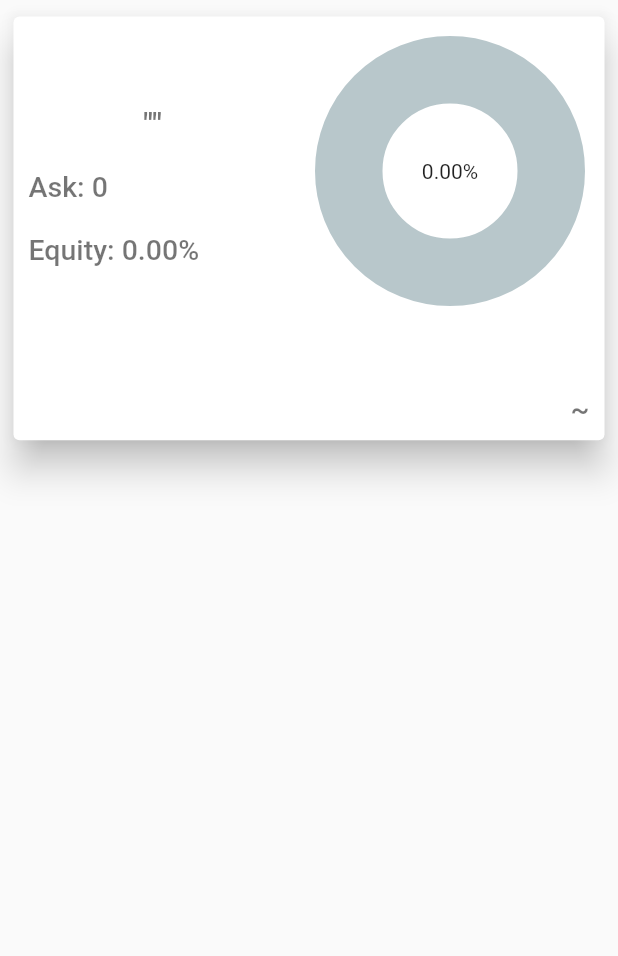
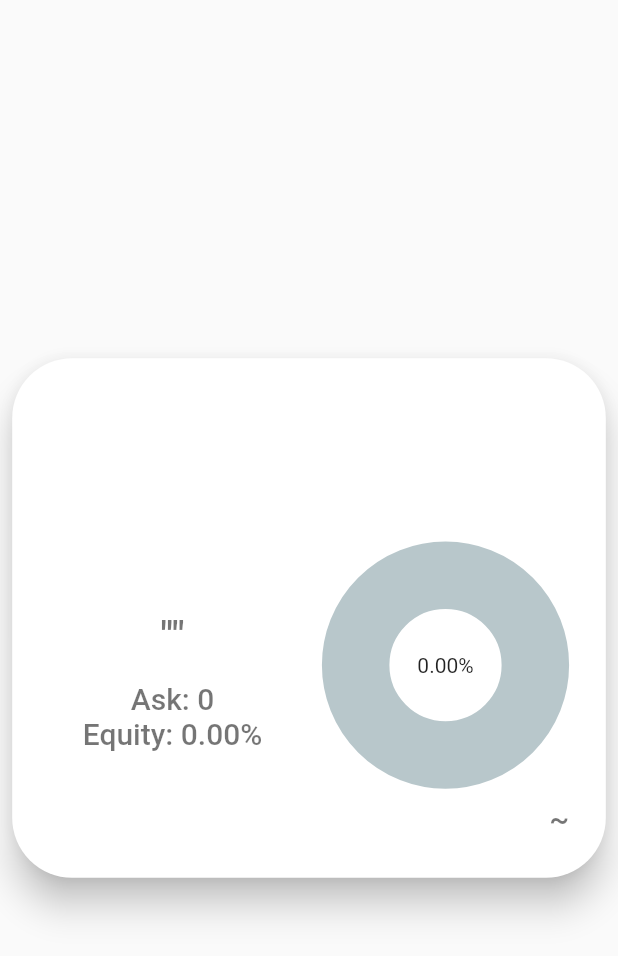
Before and after one commit to PBL-1F12022/Flutter-App, a Flutter app: the EnterProfileCard widget shown alone on an empty page, opened directly, on a phone screen of 412 x 824 dp. Shown: the top 956 px of the screen. Run offline on Flutter 3.47's test engine with Material 2 defaults, Android fonts, the phone set to English and light mode, and no system bars; drawn by our look-alikes of percent_indicator; our stand-ins replace flutter_secure_storage, fluttertoast; accounts and stored records are empty; network calls fail.

Commit message:
Working fine.

```diff
--- a/lib/Widgets/Entr_profile_card.dart
+++ b/lib/Widgets/Entr_profile_card.dart
@@ -19,57 +19,74 @@ class EnterProfileCard extends StatelessWidget {
     this.owner = "",
     this.projName = "",
   });
+
   @override
   Widget build(BuildContext context) {
     final mediaQuery = MediaQuery.of(context);
     final theme = Theme.of(context);
-    // return Container(
-    //   child: Row(
-    //     children: [
-    //       SizedBox(
-    //           child: Column(
-    //         children: [
-    //           projectText(theme),
-    //         ],
-    //       )),
-    //       progressIndicator(context),
-    //     ],
-    //   ),
-    // );
-    return Container(
-      margin: const EdgeInsets.all(0),
-      padding: const EdgeInsets.symmetric(vertical: 7, horizontal: 5),
-      width: double.infinity,
-      height: SizeConfig.getProportionateScreenHeight(300),
+    return Align(
+      alignment: Alignment.center,
+      child: Expanded(
+        child: AspectRatio(
+          aspectRatio: 3 / 2.7,
+          child: Container(
+            margin: EdgeInsets.symmetric(
+              vertical: mediaQuery.size.height * (1 / 100),
+              horizontal: mediaQuery.size.width * (1 / 100),
+            ),
+            // decoration: BoxDecoration(border: Border.all()),
             child: Card(
+              shape: RoundedRectangleBorder(
+                borderRadius: BorderRadius.circular(40),
+              ),
               elevation: 10,
-        child: Row(
-          mainAxisAlignment: MainAxisAlignment.spaceBetween,
+              child: Container(
+                padding: EdgeInsets.symmetric(horizontal: 20, vertical: 10),
+                child: Column(
+                  mainAxisAlignment: MainAxisAlignment.spaceAround,
+                  children: [
+                    projectText(theme, mediaQuery),
+                    Row(
+                      mainAxisAlignment: MainAxisAlignment.spaceEvenly,
+                      crossAxisAlignment: CrossAxisAlignment.center,
                       children: [
                         SizedBox(
-              width: (mediaQuery.size.width) * (45 / 100),
+                          width: mediaQuery.size.width * (40 / 100),
                           child: Column(
+                            mainAxisAlignment: MainAxisAlignment.spaceBetween,
+                            crossAxisAlignment: CrossAxisAlignment.center,
                             children: [
-                  projectText(theme),
-                  SizedBox(height: SizeConfig.getProportionateScreenHeight(10)),
                               descriptionText(theme),
+                              SizedBox(
+                                  height: mediaQuery.size.height * (2 / 100)),
                               askingPriceText(theme),
                               equityText(theme),
                             ],
                           ),
                         ),
-            Column(
-              mainAxisAlignment: MainAxisAlignment.spaceBetween,
+                        SizedBox(width: mediaQuery.size.width * (2 / 100)),
+                        SizedBox(
+                          width: mediaQuery.size.width * (40 / 100),
+                          child: Column(
+                            mainAxisAlignment: MainAxisAlignment.spaceEvenly,
                             crossAxisAlignment: CrossAxisAlignment.end,
                             children: [
-                Padding(
-                  child: progressIndicator(context),
-                  padding: EdgeInsets.all(13),
-                ),
+                              SizedBox(
+                                  height: mediaQuery.size.height * (1 / 100)),
+                              progressIndicator(context, mediaQuery),
+                              SizedBox(
+                                  height: mediaQuery.size.height * (1 / 100)),
                               ownerText(theme),
                             ],
                           ),
+                        ),
                       ],
+                    ),
+                  ],
+                ),
+              ),
+            ),
+          ),
         ),
       ),
     );
@@ -79,7 +96,7 @@ class EnterProfileCard extends StatelessWidget {
     return Align(
       alignment: Alignment.bottomRight,
       child: Padding(
-        padding: EdgeInsets.all(10),
+        padding: EdgeInsets.all(0),
         child: Text(
           '~' + owner,
           textAlign: TextAlign.right,
@@ -89,9 +106,10 @@ class EnterProfileCard extends StatelessWidget {
     );
   }
 
-  CircularPercentIndicator progressIndicator(BuildContext context) {
+  CircularPercentIndicator progressIndicator(
+      BuildContext context, MediaQueryData mediaQuery) {
     return CircularPercentIndicator(
-      radius: 90,
+      radius: mediaQuery.size.width * (20 / 100),
       center: Text(
         (equity * 100).toStringAsFixed(2) + '%',
         maxLines: 1,
@@ -105,27 +123,24 @@ class EnterProfileCard extends StatelessWidget {
   Align equityText(ThemeData theme) {
     return Align(
       child: Padding(
-        padding: EdgeInsets.all(10),
+        padding: EdgeInsets.all(0),
         child: Text(
           'Equity: ' + (equity * 100).toStringAsFixed(2) + '%',
           style: theme.textTheme.headline3,
           textAlign: TextAlign.left,
         ),
       ),
-      alignment: Alignment.centerLeft,
+      alignment: Alignment.center,
     );
   }
 
   Align askingPriceText(ThemeData theme) {
     return Align(
-      alignment: Alignment.centerLeft,
-      child: Padding(
-        padding: EdgeInsets.all(10),
+      alignment: Alignment.center,
       child: Text(
         'Ask: $askingPrice',
         style: theme.textTheme.headline3,
         textAlign: TextAlign.left,
-        ),
       ),
     );
   }
@@ -133,27 +148,27 @@ class EnterProfileCard extends StatelessWidget {
   Align descriptionText(ThemeData theme) {
     return Align(
       alignment: Alignment.center,
-      child: Padding(
-        padding: EdgeInsets.all(10),
       child: Text(
         '"$description"',
         style: theme.textTheme.headline2,
         maxLines: 3,
         softWrap: true,
-          overflow: TextOverflow.clip,
+        overflow: TextOverflow.ellipsis,
         textAlign: TextAlign.center,
-        ),
       ),
     );
   }
 
-  Align projectText(ThemeData theme) {
+  Align projectText(ThemeData theme, MediaQueryData mediaQuery) {
     return Align(
       alignment: Alignment(-1.0, -1.0),
       child: Padding(
-        padding: EdgeInsets.all(5),
+        padding:
+            EdgeInsets.symmetric(vertical: mediaQuery.size.height * (1 / 100)),
         child: Text(
           projName,
+          maxLines: 1,
+          overflow: TextOverflow.ellipsis,
           style: theme.textTheme.headline1,
         ),
       ),
--- a/lib/main.dart
+++ b/lib/main.dart
@@ -19,23 +19,24 @@ class MyApp extends StatelessWidget {
       theme: ThemeData(
         primarySwatch: Colors.blue,
         textTheme: TextTheme(
-          headline1: TextStyle(fontWeight: FontWeight.w900, fontSize: 25),
-          headline2: TextStyle(fontWeight: FontWeight.w600, fontSize: 20),
-          headline3: TextStyle(fontWeight: FontWeight.w500, fontSize: 19),
+          headline1: TextStyle(fontWeight: FontWeight.w900, fontSize: 28),
+          headline2: TextStyle(fontWeight: FontWeight.w600, fontSize: 25),
+          headline3: TextStyle(fontWeight: FontWeight.w500, fontSize: 20),
           bodyText1: TextStyle(
             fontSize: 20,
           ),
         ),
         buttonTheme: ButtonThemeData(
           colorScheme: ColorScheme.fromSwatch(
-              accentColor: Colors.amber,
-              backgroundColor: Colors.purple,
-              primarySwatch: Colors.purple),
+            accentColor: Colors.amber,
+            backgroundColor: Colors.purple,
+            primarySwatch: Colors.purple,
+          ),
         ),
       ),
+      // home: ProjectEnterScreen(),
       // home: SignupScreen(),
-      // home: ProjectEnterScreen(),
-      home: SignupScreen(),
+      home: HomeScreenInvestor(),
       routes: {
         ProjectEnterScreen.routeName: (context) => ProjectEnterScreen(),
         HomeScreenInvestor.routeName: (context) => HomeScreenInvestor(),
```
Lines whose indentation alone changed are shown as unchanged.
